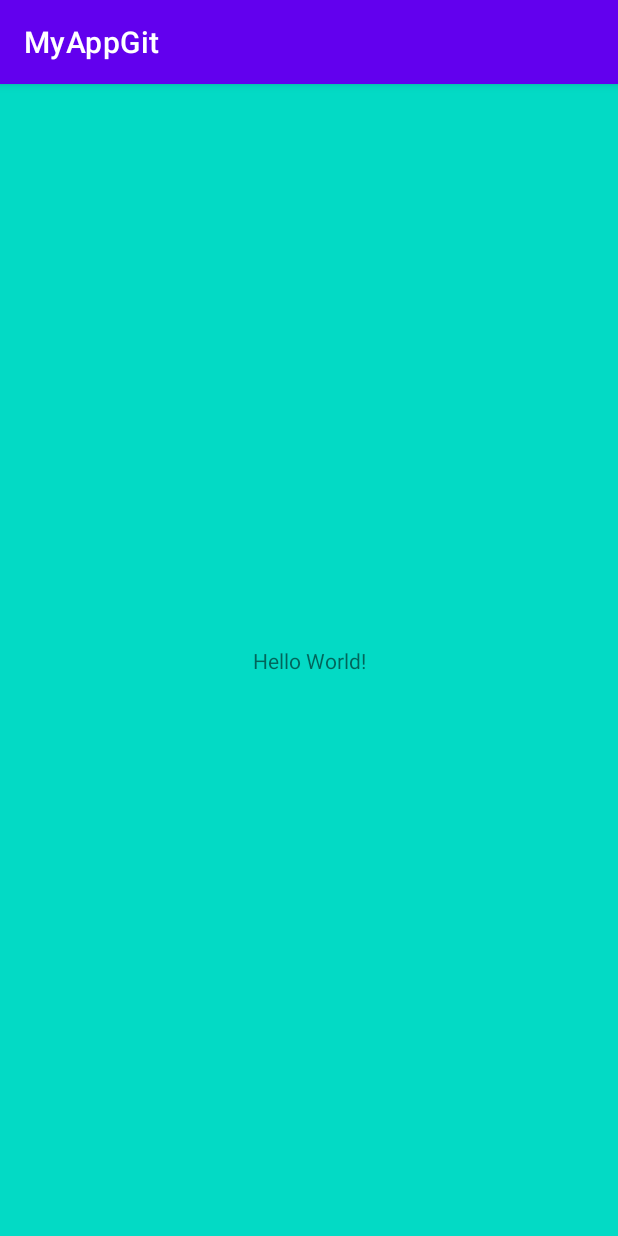
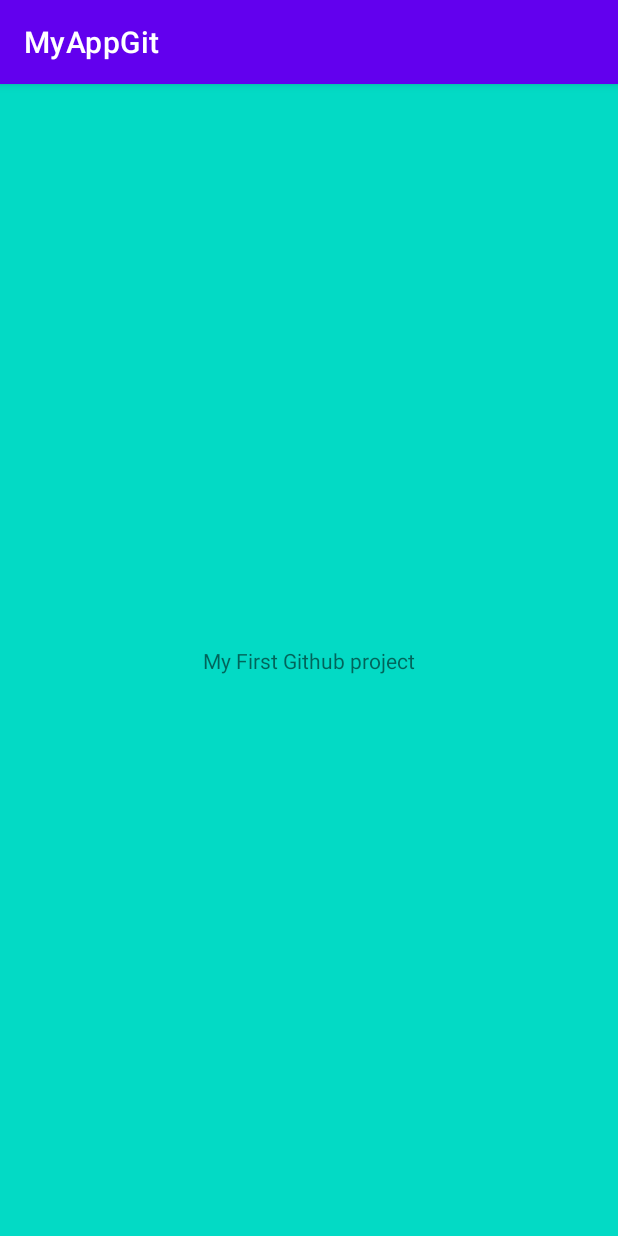
Before and after one commit to SpinuNicolae/MyAppGit, an Android app: the screen it shows after launch (MainActivity), on a phone screen of 412 x 824 dp. Run offline under Robolectric (Android 15) with nearby library versions, the phone set to English and light mode, and no system bars.

Commit message:
Change text in TextView

```diff
--- a/app/src/main/res/layout/activity_main.xml
+++ b/app/src/main/res/layout/activity_main.xml
@@ -10,7 +10,7 @@
     <TextView
         android:layout_width="wrap_content"
         android:layout_height="wrap_content"
-        android:text="Hello World!"
+        android:text="My First Github project"
         app:layout_constraintBottom_toBottomOf="parent"
         app:layout_constraintLeft_toLeftOf="parent"
         app:layout_constraintRight_toRightOf="parent"
```
